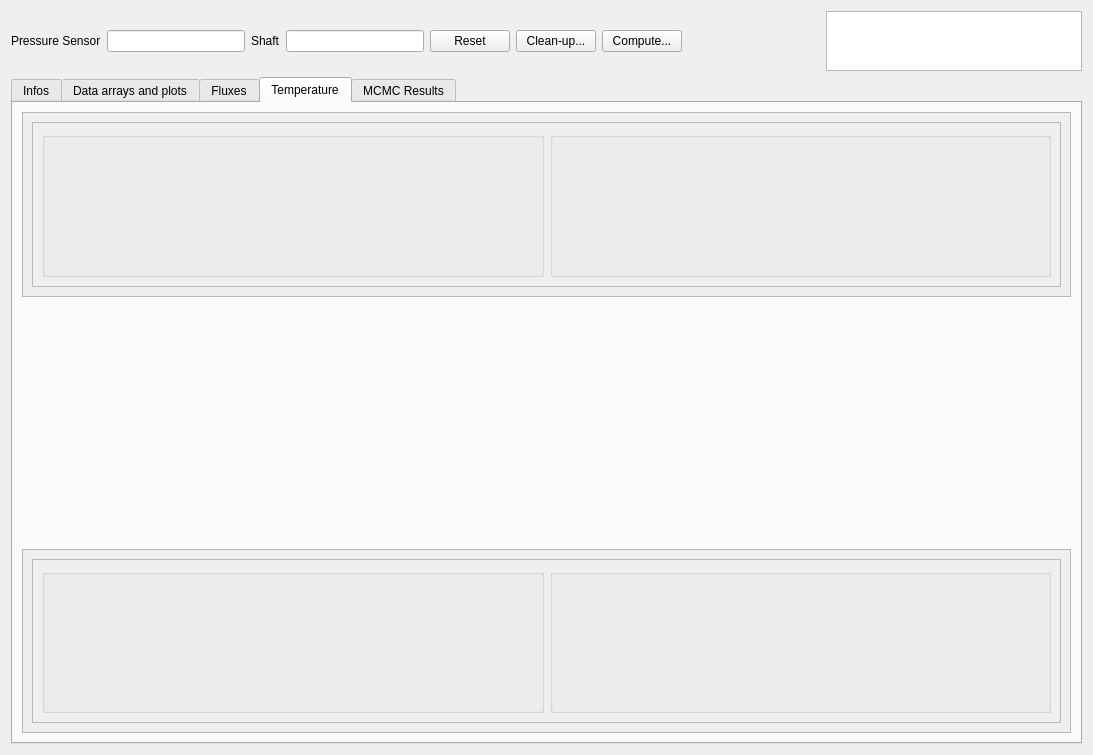
Old version of the form Molonari_2021/ihm/molonaviz/widgetpoint.ui in the repository GVigne/Molonari-2022.
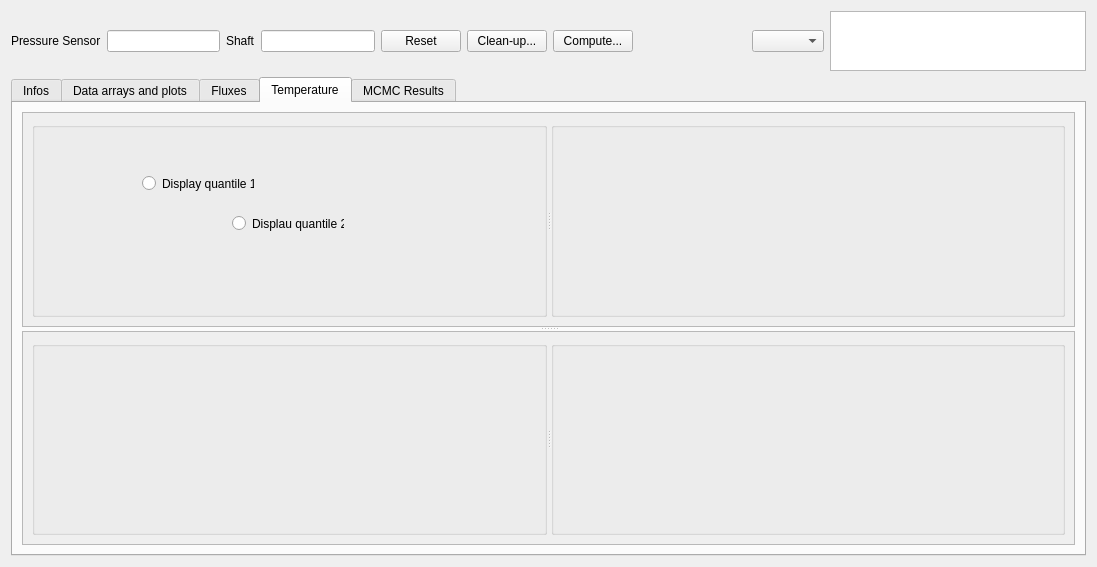
New version of the form. The open tabs and pages were chosen to show the change.

```diff
--- a/Molonari_2021/ihm/molonaviz/widgetpoint.ui
+++ b/Molonari_2021/ihm/molonaviz/widgetpoint.ui
@@ -6,8 +6,8 @@
    <rect>
     <x>0</x>
     <y>0</y>
-    <width>1093</width>
-    <height>755</height>
+    <width>1097</width>
+    <height>567</height>
    </rect>
   </property>
   <property name="windowTitle">
@@ -81,6 +81,9 @@
        </property>
       </spacer>
      </item>
+     <item>
+      <widget class="QComboBox" name="comboBox"/>
+     </item>
      <item>
       <widget class="QTableView" name="tableViewBestParams">
        <property name="sizePolicy">
@@ -416,6 +419,10 @@
       </attribute>
       <layout class="QVBoxLayout" name="verticalLayout_18">
        <item>
+        <widget class="QSplitter" name="splitter_3">
+         <property name="orientation">
+          <enum>Qt::Vertical</enum>
+         </property>
         <widget class="QScrollArea" name="scrollArea_7">
          <property name="widgetResizable">
           <bool>true</bool>
@@ -425,34 +432,47 @@
            <rect>
             <x>0</x>
             <y>0</y>
-            <width>1051</width>
-            <height>179</height>
-           </rect>
-          </property>
-          <layout class="QVBoxLayout" name="verticalLayout_16">
+             <width>1055</width>
+             <height>212</height>
+            </rect>
+           </property>
+           <layout class="QVBoxLayout" name="verticalLayout_9">
            <item>
-            <widget class="QScrollArea" name="scrollArea_9">
-             <property name="widgetResizable">
-              <bool>true</bool>
-             </property>
-             <widget class="QWidget" name="scrollAreaWidgetContents_12">
-              <property name="geometry">
-               <rect>
-                <x>0</x>
-                <y>0</y>
-                <width>1031</width>
-                <height>159</height>
-               </rect>
-              </property>
-              <layout class="QHBoxLayout" name="horizontalLayout_9">
-               <item>
+             <widget class="QSplitter" name="splitter_7">
+              <property name="orientation">
+               <enum>Qt::Horizontal</enum>
+              </property>
                 <widget class="QGroupBox" name="groupBox_6">
                  <property name="title">
                   <string/>
                  </property>
-                </widget>
-               </item>
-               <item>
+               <widget class="QRadioButton" name="radioButton">
+                <property name="geometry">
+                 <rect>
+                  <x>110</x>
+                  <y>50</y>
+                  <width>112</width>
+                  <height>23</height>
+                 </rect>
+                </property>
+                <property name="text">
+                 <string>Display quantile 1</string>
+                </property>
+               </widget>
+               <widget class="QRadioButton" name="radioButton_2">
+                <property name="geometry">
+                 <rect>
+                  <x>200</x>
+                  <y>90</y>
+                  <width>112</width>
+                  <height>23</height>
+                 </rect>
+                </property>
+                <property name="text">
+                 <string>Displau quantile 2</string>
+                </property>
+               </widget>
+              </widget>
                 <widget class="QGroupBox" name="groupBoxTempMap">
                  <property name="contextMenuPolicy">
                   <enum>Qt::DefaultContextMenu</enum>
@@ -464,32 +484,11 @@
                   <bool>false</bool>
                  </property>
                 </widget>
-               </item>
-              </layout>
              </widget>
-            </widget>
            </item>
           </layout>
          </widget>
         </widget>
-       </item>
-       <item>
-        <spacer name="verticalSpacer_2">
-         <property name="orientation">
-          <enum>Qt::Vertical</enum>
-         </property>
-         <property name="sizeType">
-          <enum>QSizePolicy::Minimum</enum>
-         </property>
-         <property name="sizeHint" stdset="0">
-          <size>
-           <width>20</width>
-           <height>246</height>
-          </size>
-         </property>
-        </spacer>
-       </item>
-       <item>
         <widget class="QScrollArea" name="scrollArea_8">
          <property name="widgetResizable">
           <bool>true</bool>
@@ -499,45 +498,30 @@
            <rect>
             <x>0</x>
             <y>0</y>
-            <width>1051</width>
-            <height>179</height>
-           </rect>
-          </property>
-          <layout class="QVBoxLayout" name="verticalLayout_17">
+             <width>1055</width>
+             <height>212</height>
+            </rect>
+           </property>
+           <layout class="QHBoxLayout" name="horizontalLayout_4">
            <item>
-            <widget class="QScrollArea" name="scrollArea_10">
-             <property name="widgetResizable">
-              <bool>true</bool>
-             </property>
-             <widget class="QWidget" name="scrollAreaWidgetContents_13">
-              <property name="geometry">
-               <rect>
-                <x>0</x>
-                <y>0</y>
-                <width>1031</width>
-                <height>159</height>
-               </rect>
-              </property>
-              <layout class="QHBoxLayout" name="horizontalLayout_10">
-               <item>
+             <widget class="QSplitter" name="splitter_4">
+              <property name="orientation">
+               <enum>Qt::Horizontal</enum>
+              </property>
                 <widget class="QGroupBox" name="groupBoxUmbrella">
                  <property name="title">
                   <string/>
                  </property>
                 </widget>
-               </item>
-               <item>
                 <widget class="QGroupBox" name="groupBoxTempDepth">
                  <property name="title">
                   <string/>
                  </property>
                 </widget>
-               </item>
-              </layout>
              </widget>
-            </widget>
-           </item>
-          </layout>
+            </item>
+           </layout>
+          </widget>
          </widget>
         </widget>
        </item>
```
Left out of the diff: 110 changed lines with no effect on the pictures. Lines whose indentation alone changed are shown as unchanged.
